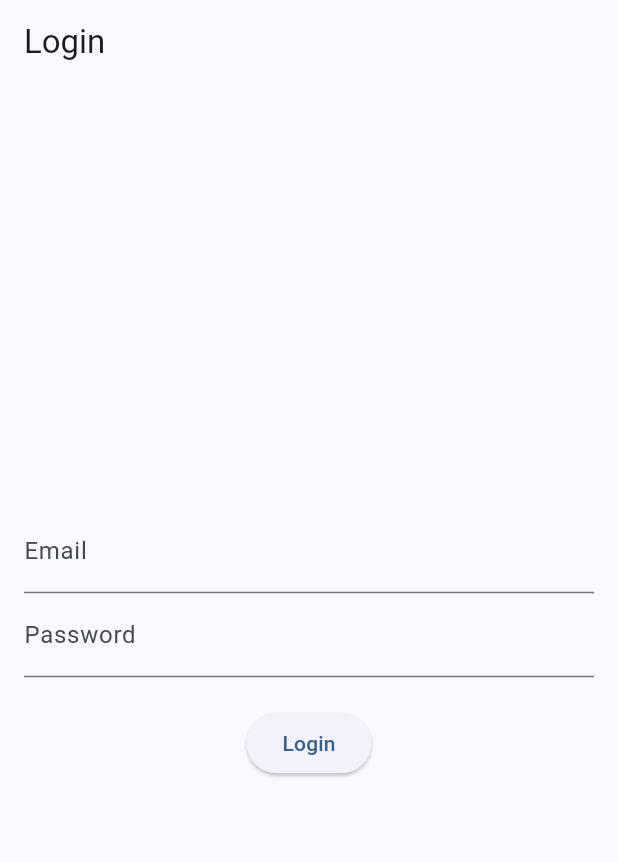
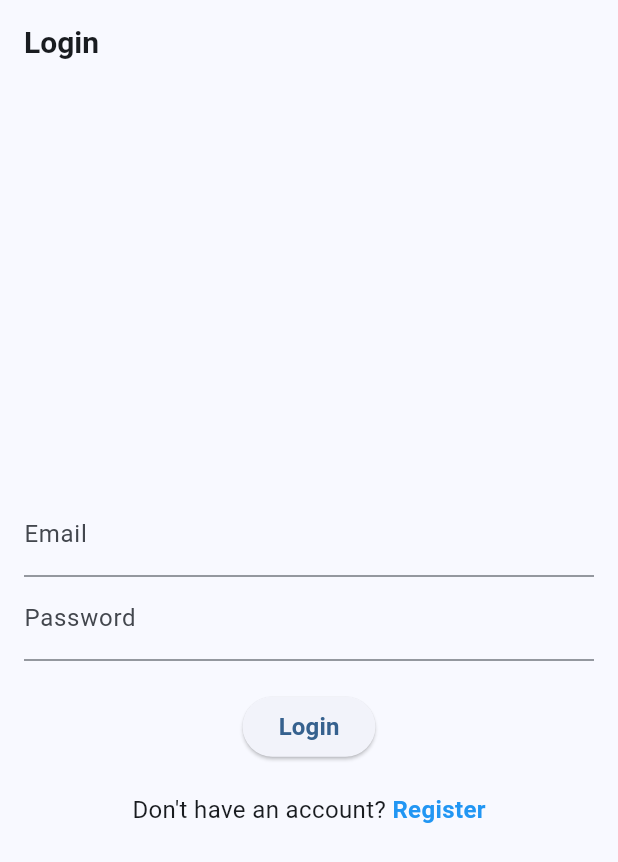
Before and after one commit to mahmourad98/byte_digital_test_case, a Flutter app: the screen it shows after launch, on a phone screen of 412 x 824 dp. Shown: the top 862 px of the screen. Run offline on Flutter 3.47's test engine with Material 3 defaults, Android fonts, the phone set to English and light mode, and no system bars; drawn by our look-alikes of flutter_form_builder; our stand-ins replace flutter_riverpod, fluttertoast, form_builder_validators.

```diff
--- /dev/null
+++ b/devtools_options.yaml
@@ -0,0 +1,3 @@
+description: This file stores settings for Dart & Flutter DevTools.
+documentation: https://docs.flutter.dev/tools/devtools/extensions#configure-extension-enablement-states
+extensions:
--- a/lib/data/entities/customer.dart
+++ b/lib/data/entities/customer.dart
@@ -10,7 +10,7 @@ class Customer {
     required this.lastName,
     required this.email,
     required this.phone,
-    required this.acceptsMarketing,
+    this.acceptsMarketing = true,
   });
 
   factory Customer.fromJson(Map<String, dynamic> json) {
--- a/lib/data/entities/product.dart
+++ b/lib/data/entities/product.dart
@@ -1,4 +1,4 @@
-import 'package:byte_digital_test_case/utils/node.dart';
+import 'package:byte_digital_test_case/utils/data/node.dart';
 
 // Product model
 class Product {
--- a/lib/data/repository/product_repository.dart
+++ b/lib/data/repository/product_repository.dart
@@ -3,7 +3,7 @@ import 'dart:convert';
 import 'dart:developer' as dev;
 import 'dart:io';
 
-import 'package:byte_digital_test_case/utils/node.dart';
+import 'package:byte_digital_test_case/utils/data/node.dart';
 import 'package:http/http.dart' as http;
 
 import '../entities/product.dart';
--- a/lib/main_app.dart
+++ b/lib/main_app.dart
@@ -1,6 +1,6 @@
 import 'package:flutter/material.dart';
 
-import 'presentation/screens/login_screen.dart';
+import 'presentation/screens/login/login_screen.dart';
 
 final navigatorKey = GlobalKey<NavigatorState>();
 
--- /dev/null
+++ b/lib/presentation/screens/login/login_screen.dart
@@ -0,0 +1,130 @@
+import 'dart:async';
+
+import 'package:byte_digital_test_case/data/repository/auth_repository.dart';
+import 'package:byte_digital_test_case/main_app.dart';
+import 'package:byte_digital_test_case/presentation/screens/register/register_screen.dart';
+import 'package:byte_digital_test_case/utils/presentation/toast_helper.dart';
+import 'package:flutter/gestures.dart';
+import 'package:flutter/material.dart';
+import 'package:flutter_form_builder/flutter_form_builder.dart';
+import 'package:form_builder_validators/form_builder_validators.dart';
+
+import '../product_listing/product_listing_screen.dart';
+
+class LoginScreen extends StatefulWidget {
+  const LoginScreen({super.key,});
+  @override State<LoginScreen> createState() => _LoginScreenState();
+}
+
+class _LoginScreenState extends State<LoginScreen> {
+  late final _formKey = GlobalKey<FormBuilderState>();
+  late final _emailController = TextEditingController();
+  late final _passwordController = TextEditingController();
+
+  @override void dispose() {
+    _emailController.dispose();
+    _passwordController.dispose();
+    super.dispose();
+  }
+
+  @override Widget build(BuildContext context,) {
+    return Scaffold(
+      appBar: AppBar(
+        title: Text(
+          'Login',
+          style: TextStyle(
+            fontSize: 20,
+            fontWeight: FontWeight.bold,
+          ),
+        ),
+      ),
+      body: Center(
+        child: SingleChildScrollView(
+          padding: EdgeInsets.all(16.0),
+          child: FormBuilder(
+            key: _formKey,
+            child: Column(
+              mainAxisSize: MainAxisSize.min,
+              mainAxisAlignment: MainAxisAlignment.center,
+              crossAxisAlignment: CrossAxisAlignment.center,
+              children: [
+                FormBuilderTextField(
+                  name: 'email',
+                  controller: _emailController,
+                  decoration: InputDecoration(labelText: 'Email'),
+                  validator: FormBuilderValidators.compose([
+                    FormBuilderValidators.required(),
+                    FormBuilderValidators.email(),
+                  ]),
+                ),
+                FormBuilderTextField(
+                  name: 'password',
+                  controller: _passwordController,
+                  decoration: InputDecoration(labelText: 'Password'),
+                  obscureText: true,
+                  validator: FormBuilderValidators.compose([
+                    FormBuilderValidators.required(),
+                    FormBuilderValidators.password(minLength: 8,),
+                  ]),
+                ),
+                SizedBox(height: 20),
+                ElevatedButton(
+                  onPressed: () {
+                    _formKey.currentState!.save();
+                    if (_formKey.currentState!.validate()) {
+                      FocusScope.of(context).unfocus();
+                      return unawaited(
+                        AuthRepository.loginCustomer(
+                          _emailController.text,
+                          _passwordController.text,
+                        ).then((String token) {
+                          return AuthRepository.fetchCustomer(token).then((_) {
+                            navigatorKey.currentState!.pushReplacement(
+                              MaterialPageRoute(builder: (_,) => ProductListingScreen(),),
+                            );
+                          });
+                        }).onError((error, stackTrace) {
+                          return ToastHelper.showErrorToast(error.toString());
+                        }),
+                      );
+                    }
+                  },
+                  child: Text(
+                    'Login',
+                    style: TextStyle(
+                      fontSize: 16,
+                      fontWeight: FontWeight.bold,
+                    ),
+                  ),
+                ),
+                SizedBox(height: 20),
+                Text.rich(
+                  TextSpan(
+                    text: 'Don\'t have an account? ',
+                    style: TextStyle(fontSize: 16,),
+                    children: [
+                      TextSpan(
+                        text: 'Register',
+                        style: TextStyle(
+                          fontSize: 16,
+                          fontWeight: FontWeight.bold,
+                          color: Colors.blue,
+                        ),
+                        recognizer: TapGestureRecognizer()
+                          ..onTap = () {
+                            navigatorKey.currentState!.push(
+                              MaterialPageRoute(builder: (_,) => RegisterScreen(),),
+                            );
+                          },
+                      ),
+                    ],
+                  ),
+                )
+              ],
+            ),
+          ),
+        ),
+      ),
+    );
+  }
+}
--- a/lib/presentation/screens/login_screen.dart
+++ /dev/null
@@ -1,61 +0,0 @@
-import 'package:byte_digital_test_case/data/repository/auth_repository.dart';
-import 'package:byte_digital_test_case/main_app.dart';
-import 'package:flutter/material.dart';
-import 'product_listing/product_listing_screen.dart';
-
-
-class LoginScreen extends StatefulWidget {
-  const LoginScreen({super.key,});
-  @override State<LoginScreen> createState() => _LoginScreenState();
-}
-
-class _LoginScreenState extends State<LoginScreen> {
-  late final emailController = TextEditingController();
-  late final passwordController = TextEditingController();
-
-  @override void dispose() {
-    emailController.dispose();
-    passwordController.dispose();
-    super.dispose();
-  }
-
-  @override Widget build(BuildContext context,) {
-    return Scaffold(
-      appBar: AppBar(title: Text('Login')),
-      body: Center(
-        child: Padding(
-          padding: EdgeInsets.all(16.0),
-          child: Column(
-            mainAxisAlignment: MainAxisAlignment.center,
-            children: [
-              TextFormField(
-                controller: emailController,
-                decoration: InputDecoration(labelText: 'Email'),
-              ),
-              TextFormField(
-                controller: passwordController,
-                decoration: InputDecoration(labelText: 'Password'),
-                obscureText: true,
-              ),
-              SizedBox(height: 20),
-              ElevatedButton(
-                onPressed: () {
-                  AuthRepository.loginCustomer(
-                    emailController.text,
-                    passwordController.text,
-                  ).then((_) {
-                    navigatorKey.currentState!.pushReplacement(
-                      MaterialPageRoute(builder: (_,) => ProductListingScreen(),),
-                    );
-                  });
-                },
-                child: Text('Login'),
-              ),
-              Text('', style: TextStyle(color: Colors.red)), // Placeholder for error messages
-            ],
-          ),
-        ),
-      ),
-    );
-  }
-}
--- a/pubspec.yaml
+++ b/pubspec.yaml
@@ -18,6 +18,9 @@ dependencies:
   http: any
   provider: any
   flutter_riverpod: any
+  flutter_form_builder: any
+  form_builder_validators: any
+  fluttertoast: any
 
 dev_dependencies:
   flutter_test:
```
Also changed, not shown: lib/data/repository/auth_repository.dart (+79 -12 lines), lib/presentation/screens/register/register_screen.dart (added, +162 -0 lines), lib/utils/presentation/toast_helper.dart (added, +26 -0 lines), lib/utils/data/node.dart (renamed from lib/utils/node.dart), pubspec.lock, 6 other files.
